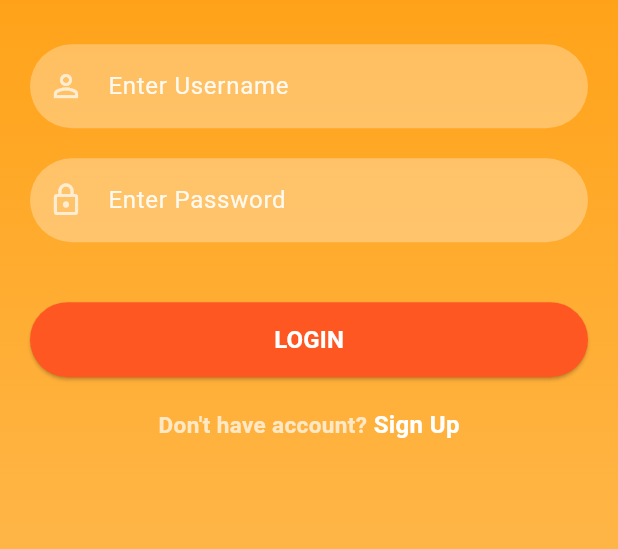
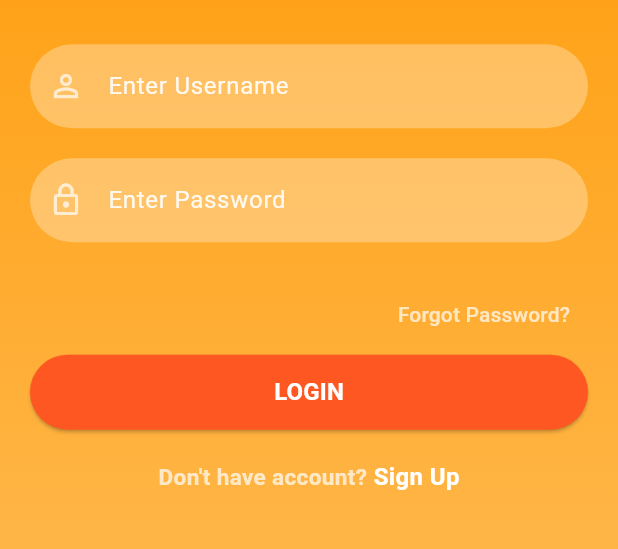
Before and after one commit to SanuliGehara/Pawsome, a Flutter app: the screen it shows after launch, on a phone screen of 412 x 824 dp, the part 608-1157 px from its top. Run offline on Flutter 3.47's test engine with Material 3 defaults, Android fonts, the phone set to English and light mode, and no system bars; our stand-ins replace firebase_auth, firebase_core; accounts and stored records are empty.

Commit message:
Added firebase user authentication and forgot password functionality

```diff
--- a/frontend/lib/pages/login_signup/login_page.dart
+++ b/frontend/lib/pages/login_signup/login_page.dart
@@ -1,6 +1,7 @@
-// import 'package:firebase_auth/firebase_auth.dart';
+import 'package:firebase_auth/firebase_auth.dart';
 import 'package:flutter/material.dart';
 import 'package:pawsome/pages/home/home.dart';
+import 'package:pawsome/pages/login_signup/reset_password.dart';
 import 'package:pawsome/pages/login_signup/signup_page.dart';
 import 'package:pawsome/reusable_widgets/reusable_widget.dart';
 import 'package:pawsome/utils/color_utils.dart';
@@ -35,29 +36,29 @@ class _LoginPageState extends State<LoginPage> {
           child: Column(
             children: <Widget>[
               logoWidget('assets/images/pawsome_logo.jpeg'),
-              SizedBox(
+              const SizedBox(
                 height: 30,
               ),
               reusableTextField('Enter Username', Icons.person_outline, false, _emailTextControler),
-              SizedBox(
+              const SizedBox(
                 height: 20,
               ),
               reusableTextField('Enter Password', Icons.lock_outline, true, _passwordTextControler),
-              SizedBox(
+              const SizedBox(
                 height: 30,
               ),
-
+              forgetPassword(context),
               // login using firebase auth
               firebaseUIButton(context, 'LOGIN' , () {
-                // FirebaseAuth.instance.signInWithEmailAndPassword(
-                //     email: _emailTextControler.text,
-                //     password: _passwordTextControler.text).then((value) {
+                FirebaseAuth.instance.signInWithEmailAndPassword(
+                    email: _emailTextControler.text,
+                    password: _passwordTextControler.text).then((value) {
                   Navigator.push(context,
                       MaterialPageRoute(builder: (context) => HomePage()));
-                // })
-                // .onError((error, stackTrace) {
-                //   print("Error ${error.toString()}");
-                // });
+                })
+                .onError((error, stackTrace) {
+                  print("Error ${error.toString()}");
+                });
               }),
               signUpOption()
             ],
@@ -88,4 +89,20 @@ class _LoginPageState extends State<LoginPage> {
       ],
     );
   }
+  Widget forgetPassword(BuildContext context) {
+    return Container(
+      width: MediaQuery.of(context).size.width,
+      height: 35,
+      alignment: Alignment.bottomRight,
+      child: TextButton(
+        child: const Text(
+          "Forgot Password?",
+          style: TextStyle(color: Colors.white70),
+          textAlign: TextAlign.right,
+        ),
+        onPressed: () => Navigator.push(
+            context, MaterialPageRoute(builder: (context) => ResetPassword())),
+      ),
+    );
+  }
 }
```
Also changed, not shown: frontend/lib/pages/login_signup/reset_password.dart (added, +59 -0 lines), frontend/lib/reusable_widgets/reusable_widget.dart (line endings or trailing spaces).
